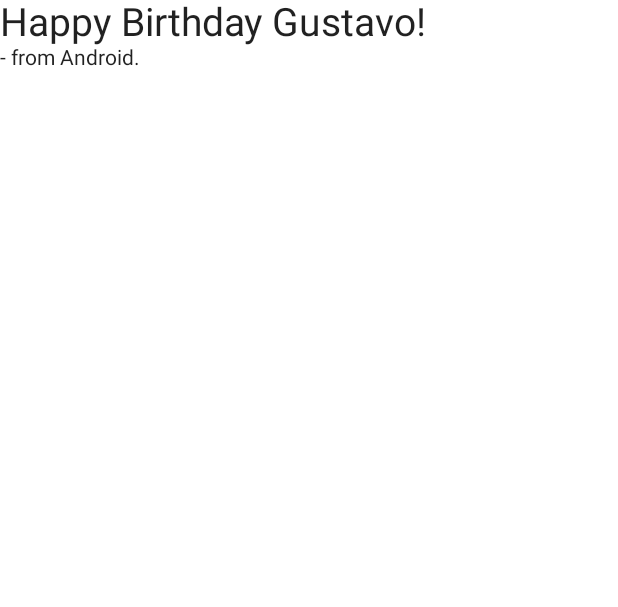
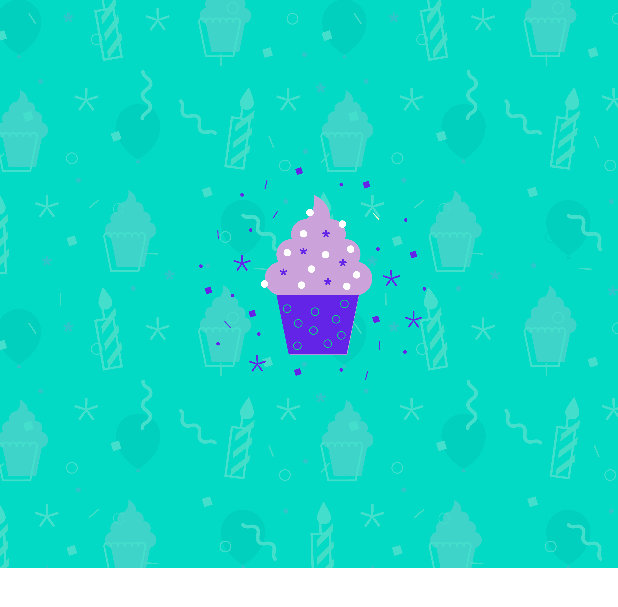
Before and after one commit to gkpiccoli/kotlin_birthday_app, an Android app built with Jetpack Compose: the @Preview function BirthDayGreetingWithTextPreview, on a phone screen of 412 x 824 dp. Shown: the top 607 px of the screen. Run offline under Robolectric (Android 15) with nearby library versions, the phone set to English and light mode, and no system bars.

Commit message:
FEAT: add image background

```diff
--- a/app/src/main/java/com/example/happybirthday/MainActivity.kt
+++ b/app/src/main/java/com/example/happybirthday/MainActivity.kt
@@ -3,6 +3,8 @@ package com.example.happybirthday
 import android.os.Bundle
 import androidx.activity.ComponentActivity
 import androidx.activity.compose.setContent
+import androidx.compose.foundation.Image
+import androidx.compose.foundation.layout.Box
 import androidx.compose.foundation.layout.Column
 import androidx.compose.foundation.layout.fillMaxSize
 import androidx.compose.material.MaterialTheme
@@ -10,6 +12,8 @@ import androidx.compose.material.Surface
 import androidx.compose.material.Text
 import androidx.compose.runtime.Composable
 import androidx.compose.ui.Modifier
+import androidx.compose.ui.res.painterResource
+import androidx.compose.ui.semantics.Role.Companion.Image
 import androidx.compose.ui.tooling.preview.Preview
 import androidx.compose.ui.unit.sp
 import com.example.happybirthday.ui.theme.HappyBirthdayTheme
@@ -45,14 +49,19 @@ fun BirthDayGreetingWithText(message: String, from: String){
 
 @Composable
 fun BirthdayGreetingWithImage(message: String, from: String){
+    val image = painterResource(id = R.drawable.androidparty);
+  Box {
 
+      Image(painter = image, contentDescription = null )
+
+  }
 }
 
 
-@Preview(showBackground = true, name = "My Preview")
+@Preview(showBackground = false)
 @Composable
 fun BirthDayGreetingWithTextPreview() {
     HappyBirthdayTheme {
-        BirthDayGreetingWithText(message = "Happy Birthday Gustavo!", from = "- from Android.")
+        BirthdayGreetingWithImage(message = "Happy Birthday Gustavo!", from = "- from Android.")
     }
 }
```
